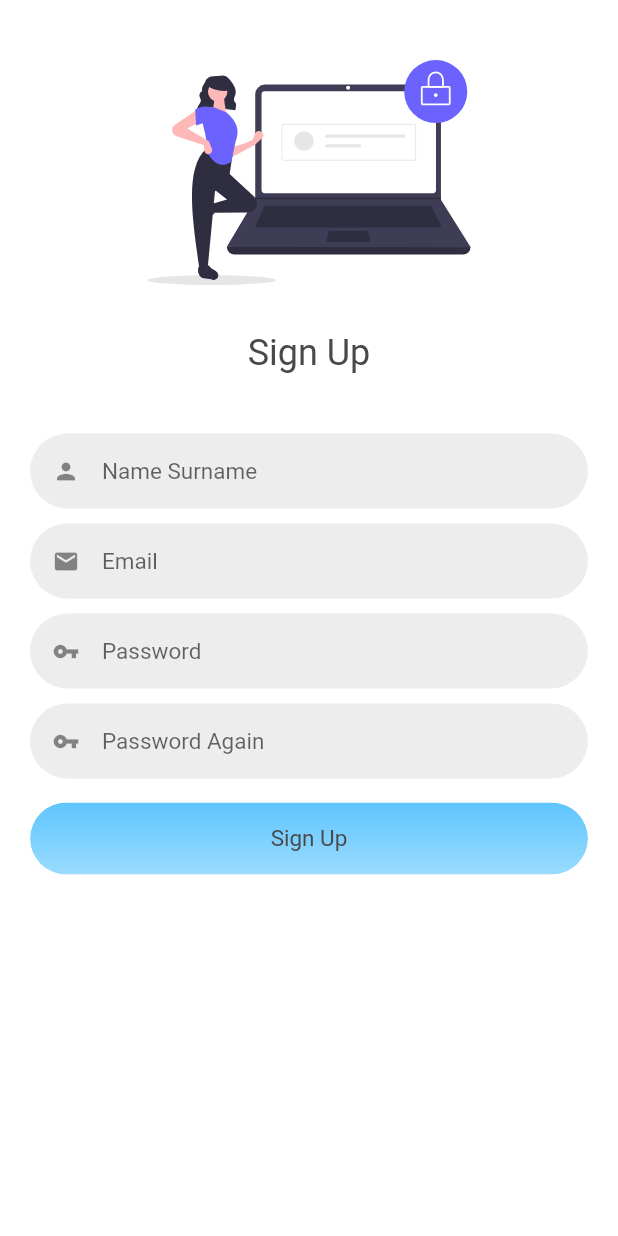
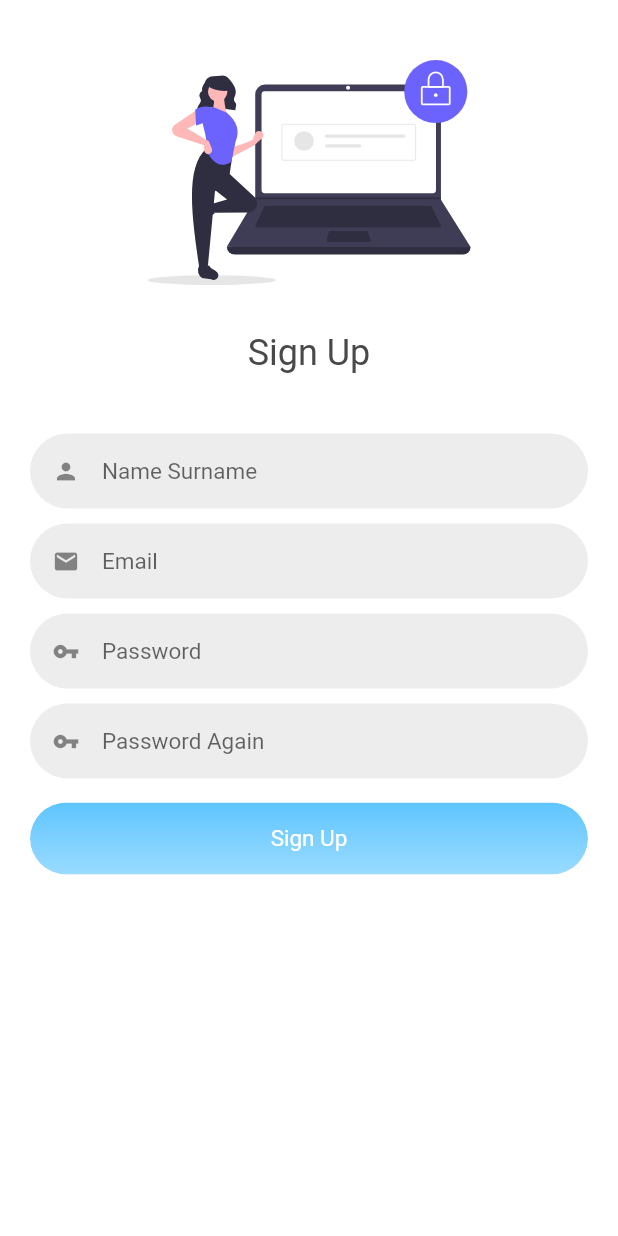
Before and after one commit to talhakerpicci/house-of-auctions-flutter, a Flutter app: the SignUpScreen screen opened by its route, on a phone screen of 412 x 824 dp. Run offline on Flutter 3.47's test engine with Material 2 defaults, Android fonts, the phone set to English and light mode, and no system bars; our stand-ins replace another_flushbar, auto_route, cached_network_image, carousel_slider, connectivity_plus, convex_bottom_bar and 18 more; missing offline and left inert: data_channel, fresh_dio; accounts and stored records are empty; generated files the repository leaves out were written again; project files that could hold a hidden picture were left out.

Commit message:
Color change

```diff
--- a/lib/presentation/screens/authentication/sign_up_screen.dart
+++ b/lib/presentation/screens/authentication/sign_up_screen.dart
@@ -179,7 +179,7 @@ class _SignUpScreenState extends ConsumerState<SignUpScreen> {
                 child: Center(
                   child: Text(
                     'Sign Up',
-                    style: getTextTheme(context).subtitle1,
+                    style: getTextTheme(context).subtitle1!.copyWith(color: Colors.white),
                   ),
                 ),
               ),
```
